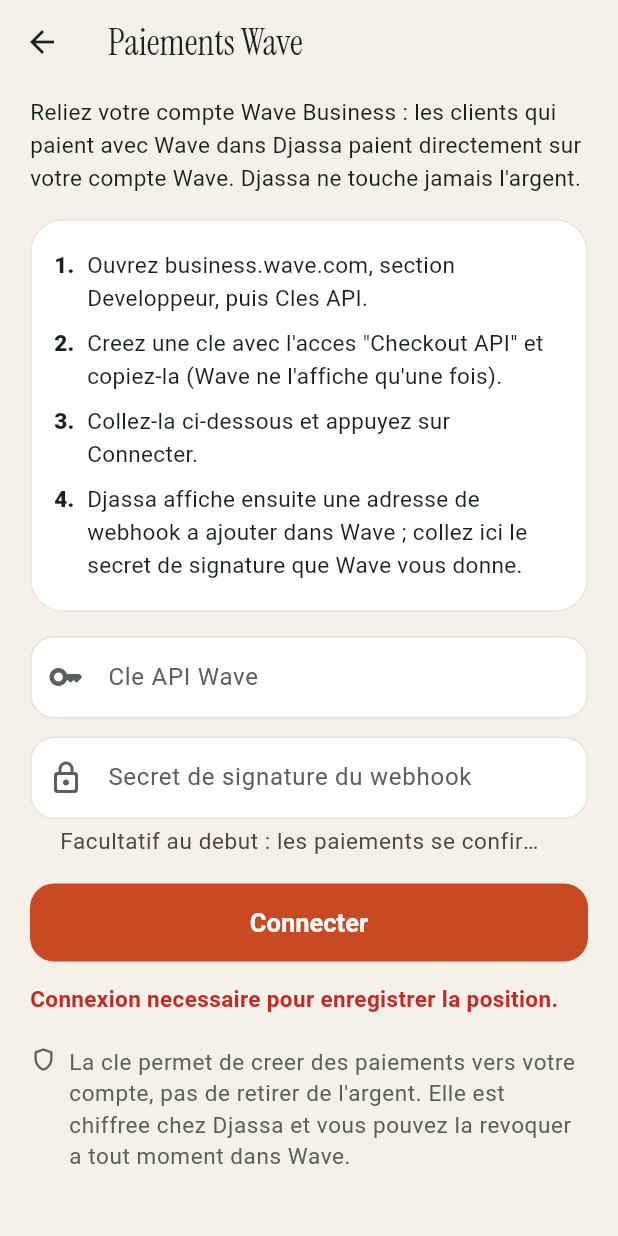
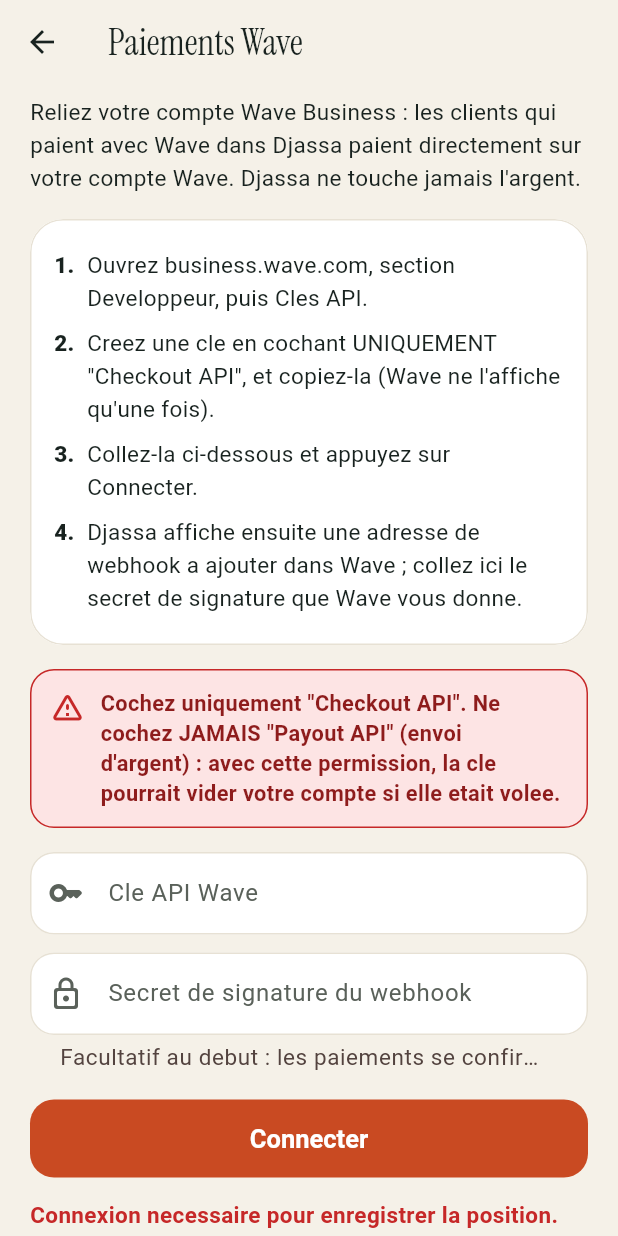
Before and after one commit to giss1408/djassa-App-retailer, a Flutter app: the WaveConnectScreen screen opened directly, on a phone screen of 412 x 824 dp. Run offline on Flutter 3.47's test engine with Material 3 defaults, Android fonts, the phone set to English and light mode, and no system bars; our stand-ins replace flutter_riverpod, flutter_secure_storage, geolocator, qr_flutter, sqflite; accounts and stored records are empty.

Commit message:
Djassa Pro: red warning to tick only Checkout API on the Wave key
Co-Authored-By: Claude Opus 5.5 <noreply@anthropic.com>

```diff
--- a/lib/features/wave_connect_screen.dart
+++ b/lib/features/wave_connect_screen.dart
@@ -146,6 +146,8 @@ class _WaveConnectScreenState extends ConsumerState<WaveConnectScreen> {
                   const _Steps(),
                   const SizedBox(height: 16),
                 ],
+                const _ScopeWarning(),
+                const SizedBox(height: 16),
                 TextField(
                   controller: _key,
                   enabled: !_saving,
@@ -190,6 +192,31 @@ class _WaveConnectScreenState extends ConsumerState<WaveConnectScreen> {
                 ]),
               ],
             ),
+    );
+  }
+}
+
+/// The one rule that keeps a leaked key harmless: Checkout only, never Payout.
+class _ScopeWarning extends StatelessWidget {
+  const _ScopeWarning();
+
+  @override
+  Widget build(BuildContext context) {
+    return Container(
+      padding: const EdgeInsets.all(12),
+      decoration: BoxDecoration(
+        color: const Color(0xFFFDE4E4),
+        borderRadius: BorderRadius.circular(DjassaRadius.md),
+        border: Border.all(color: DjassaColors.danger),
+      ),
+      child: const Row(crossAxisAlignment: CrossAxisAlignment.start, children: [
+        Icon(Icons.warning_amber_rounded, color: DjassaColors.danger),
+        SizedBox(width: 10),
+        Expanded(
+          child: Text(Strings.waveScopeWarning,
+              style: TextStyle(color: Color(0xFF8E1C1C), fontWeight: FontWeight.w700, fontSize: 14.5, height: 1.35)),
+        ),
+      ]),
     );
   }
 }
--- a/lib/l10n/strings.dart
+++ b/lib/l10n/strings.dart
@@ -131,10 +131,12 @@ class Strings {
       'Reliez votre compte Wave Business : les clients qui paient avec Wave dans Djassa paient directement sur votre compte Wave. Djassa ne touche jamais l\'argent.';
   static const waveSteps = [
     'Ouvrez business.wave.com, section Developpeur, puis Cles API.',
-    'Creez une cle avec l\'acces "Checkout API" et copiez-la (Wave ne l\'affiche qu\'une fois).',
+    'Creez une cle en cochant UNIQUEMENT "Checkout API", et copiez-la (Wave ne l\'affiche qu\'une fois).',
     'Collez-la ci-dessous et appuyez sur Connecter.',
     'Djassa affiche ensuite une adresse de webhook a ajouter dans Wave ; collez ici le secret de signature que Wave vous donne.',
   ];
+  static const waveScopeWarning =
+      'Cochez uniquement "Checkout API". Ne cochez JAMAIS "Payout API" (envoi d\'argent) : avec cette permission, la cle pourrait vider votre compte si elle etait volee.';
   static const waveKeyLabel = 'Cle API Wave';
   static const waveSecretLabel = 'Secret de signature du webhook';
   static const waveSecretHelp = 'Facultatif au debut : les paiements se confirment aussi sans lui, plus lentement.';
```
